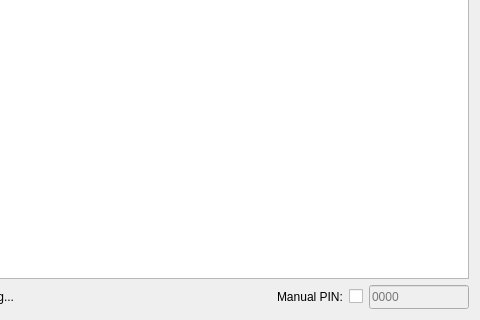
Old version of the form src/wizard/pages/discover.ui in the repository KDE/bluedevil; both pictures show x 91 to 571 and y 124 to 444 of the 571 by 444 pixel window.
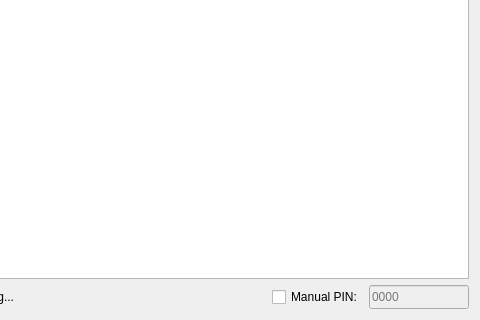
New version of the form.

The edit to the form file:
```diff
--- a/src/wizard/pages/discover.ui
+++ b/src/wizard/pages/discover.ui
@@ -80,20 +80,10 @@
          </property>
         </spacer>
        </item>
-       <item>
-        <widget class="QLabel" name="label_2">
-         <property name="text">
-          <string>Manual PIN:</string>
-         </property>
-         <property name="buddy">
-          <cstring>manualPin</cstring>
-         </property>
-        </widget>
-       </item>
        <item>
         <widget class="QCheckBox" name="manualPin">
          <property name="text">
-          <string/>
+          <string>Manual PIN:</string>
          </property>
          <property name="checked">
           <bool>false</bool>
```
